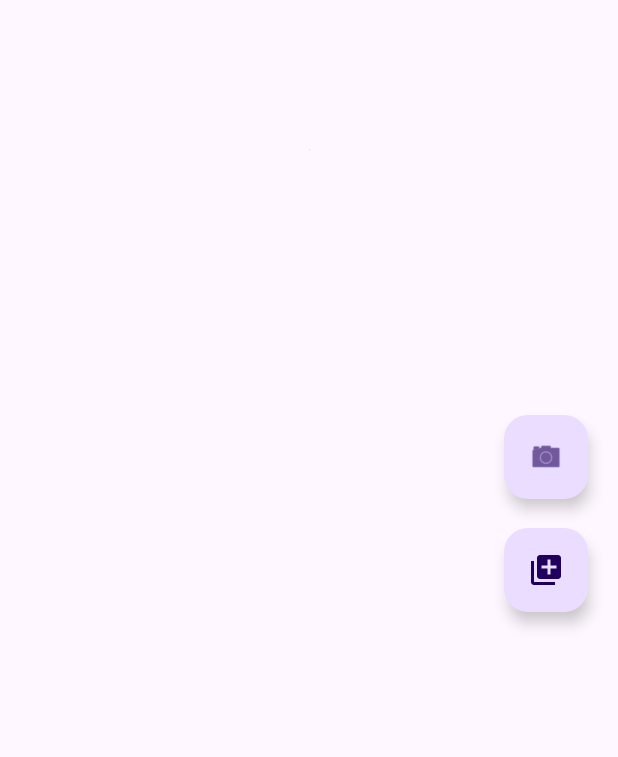
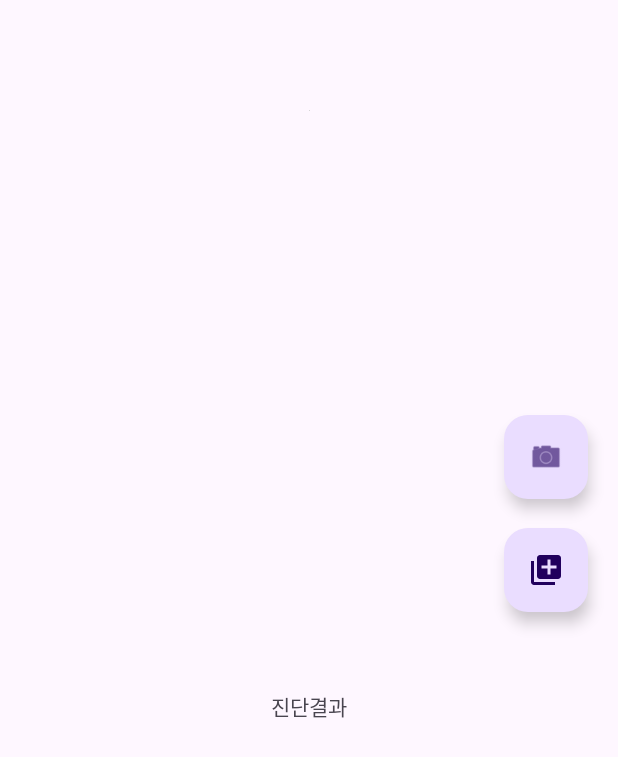
Before and after one commit to ihshin20/ColorGlow, an Android app built with Jetpack Compose: the layout fragment_home.xml on its own in the app's theme, with its tools: preview values and no code run, on a phone screen of 412 x 824 dp. Shown: the part 469-1226 px from the top of the screen. Run offline under Robolectric (Android 15) with nearby library versions, the phone set to English and light mode, and no system bars.

```diff
--- a/app/src/main/res/layout/fragment_home.xml
+++ b/app/src/main/res/layout/fragment_home.xml
@@ -50,10 +50,20 @@
         android:id="@+id/imageView"
         android:layout_width="wrap_content"
         android:layout_height="wrap_content"
-        app:layout_constraintBottom_toBottomOf="parent"
+        app:layout_constraintBottom_toTopOf="@+id/testResult"
         app:layout_constraintEnd_toEndOf="parent"
         app:layout_constraintStart_toStartOf="parent"
         app:layout_constraintTop_toTopOf="parent"
         tools:src="@tools:sample/avatars" />
 
+    <TextView
+        android:id="@+id/testResult"
+        android:layout_width="wrap_content"
+        android:layout_height="wrap_content"
+        android:layout_marginBottom="30dp"
+        android:text="진단결과"
+        app:layout_constraintBottom_toBottomOf="@+id/textView4"
+        app:layout_constraintEnd_toEndOf="parent"
+        app:layout_constraintStart_toStartOf="parent" />
+
 </androidx.constraintlayout.widget.ConstraintLayout>
```
Also changed, not shown: app/src/main/java/com/example/mycolor/Fragment/HomeFragment.kt (+36 -5 lines).
